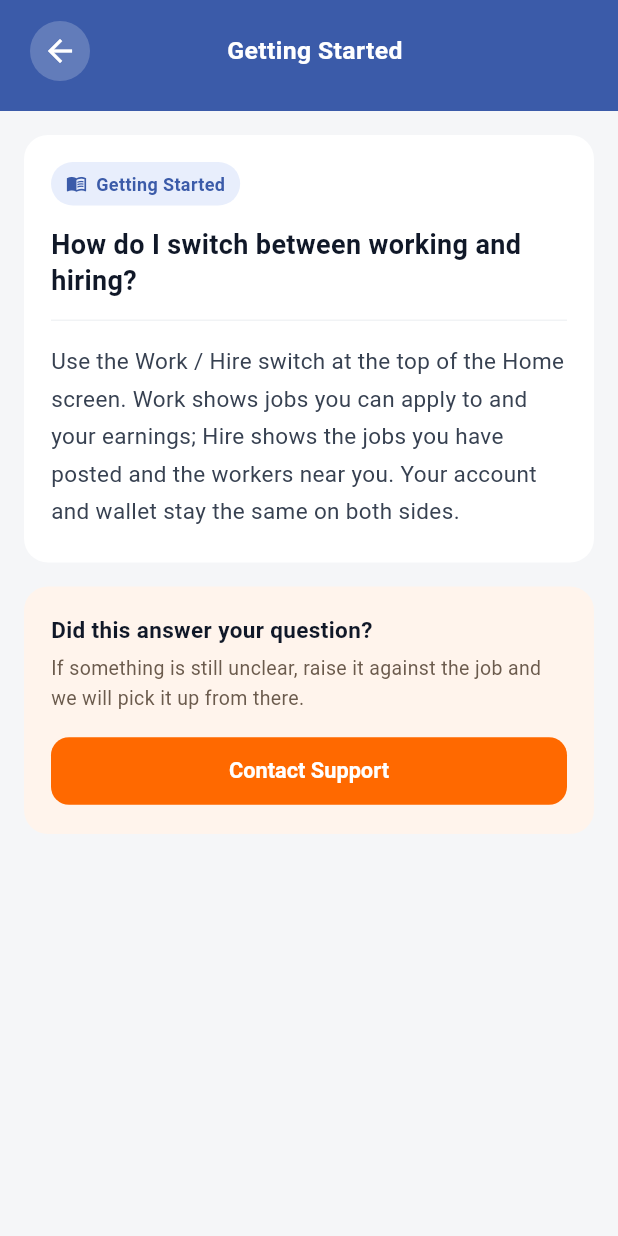
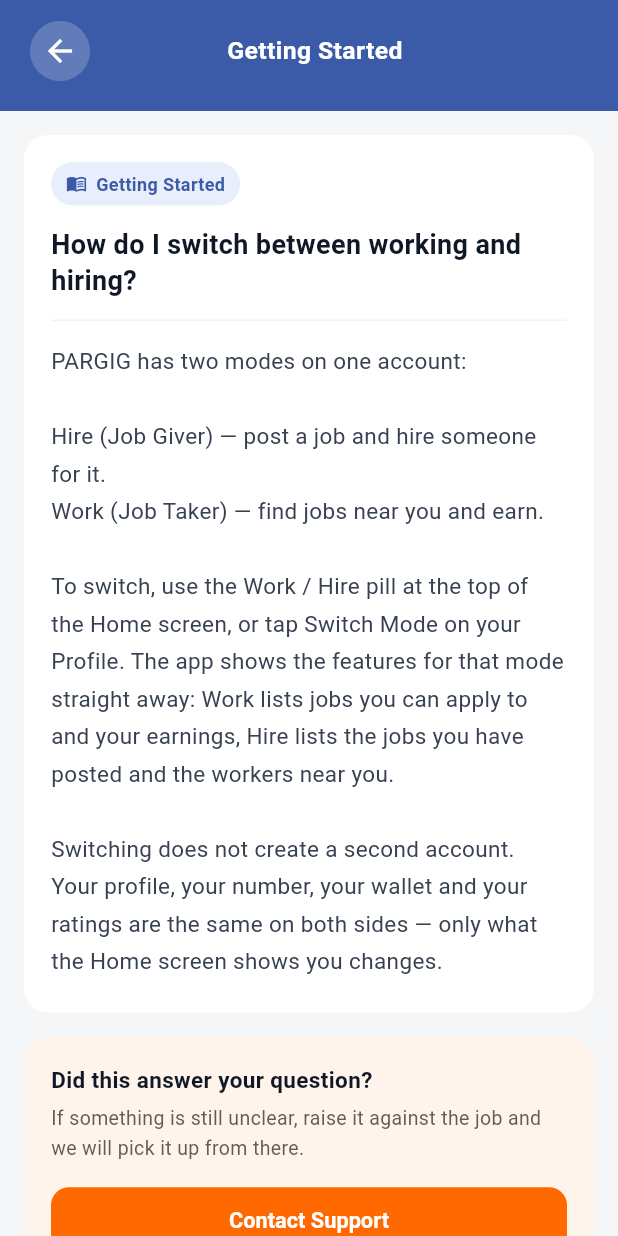
Before and after one commit to wellfin/pargig2, a Flutter app: the HelpCenterScreen screen opened by its route, after a tap on "How do I switch between working and hiri", on a phone screen of 412 x 824 dp. Run offline on Flutter 3.47's test engine with Material 3 defaults, Android fonts, the phone set to English and light mode, and no system bars; our stand-ins replace audioplayers, firebase_core, flutter_tts, geocoding, geolocator, google_maps_flutter and 7 more; missing offline and left inert: razorpay_flutter; accounts and stored records are empty; network calls fail.

Commit message:
Rewrite the "switch between working and hiring" answer
The supplied copy was right about the mechanism — both the Profile
and the mode switch do it — so this is mostly its wording, with two
changes.

Job Giver and Job Taker are in brackets rather than dropped. They are
what the admin panel and support say, so somebody told to "switch to
Job Giver" has to land on the right control; but the button says
Hire, so the button's word comes first. The two earlier answers
needed the same correction and did not keep the internal names,
because nothing was pointing a user at them there.

Both routes are named. The Home screen pill is the one people find on
their own; Switch Mode on the Profile is the one they are told about,
and leaving it out makes the instruction they were given look wrong.

The closing paragraph is the question underneath the question. People
switching the first time expect to be setting up a second account and
worry about where their money went — one account, one wallet, one
rating, and only the Home screen changes.

Co-Authored-By: Claude Opus 5 <noreply@anthropic.com>

```diff
--- a/mobile/lib/screens/help_center_screen.dart
+++ b/mobile/lib/screens/help_center_screen.dart
@@ -628,12 +628,32 @@ const _catalogue = <_Section>[
             'verify that the mobile number is correct, use Resend OTP, '
             'and contact support if the issue continues.',
       ),
+      // Job Giver and Job Taker are kept in brackets rather than
+      // dropped: they are the words support and the admin panel use,
+      // so somebody who has been told "switch to Job Giver" needs to
+      // land on the right button. The button's own word comes first,
+      // because that is what they are looking at.
+      //
+      // The last paragraph is here because it is the question
+      // underneath the question — people switching the first time
+      // expect to be setting up a second account, and worry about
+      // where their money went.
       _Faq(
         'How do I switch between working and hiring?',
-        'Use the Work / Hire switch at the top of the Home screen. Work '
-            'shows jobs you can apply to and your earnings; Hire shows the '
-            'jobs you have posted and the workers near you. Your account '
-            'and wallet stay the same on both sides.',
+        'PARGIG has two modes on one account:\n'
+            '\n'
+            'Hire (Job Giver) — post a job and hire someone for it.\n'
+            'Work (Job Taker) — find jobs near you and earn.\n'
+            '\n'
+            'To switch, use the Work / Hire pill at the top of the Home '
+            'screen, or tap Switch Mode on your Profile. The app shows '
+            'the features for that mode straight away: Work lists jobs '
+            'you can apply to and your earnings, Hire lists the jobs '
+            'you have posted and the workers near you.\n'
+            '\n'
+            'Switching does not create a second account. Your profile, '
+            'your number, your wallet and your ratings are the same on '
+            'both sides — only what the Home screen shows you changes.',
       ),
       // Steps, for the same reason as the account answer: this is read
       // with the form open, one line at a time.
```
